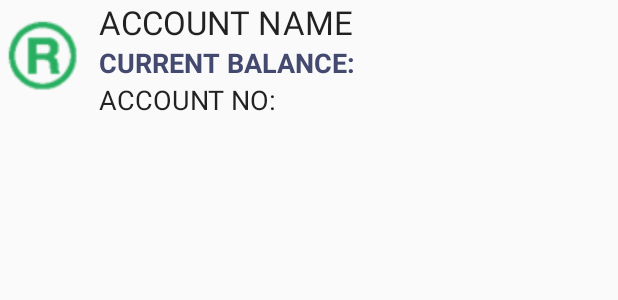
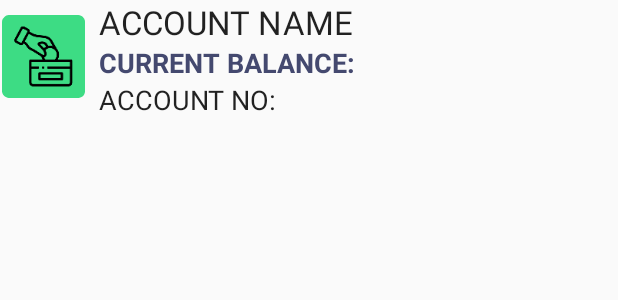
Before and after one commit to smithjrs22/Batman_Bank, an Android app: the layout lst_accounts.xml on its own in the app's theme, with its tools: preview values and no code run, on a phone screen of 412 x 824 dp. Shown: the top 300 px of the screen. Run offline under Robolectric (Android 15) with nearby library versions, the phone set to English and light mode, and no system bars.

Commit message:
acct bln transaction icon on everything except drawer but green background

```diff
--- a/app/src/main/java/com/project/coronabank/Adapters/TransactionAdapter.java
+++ b/app/src/main/java/com/project/coronabank/Adapters/TransactionAdapter.java
@@ -50,9 +50,9 @@ public class TransactionAdapter extends ArrayAdapter<Transaction> {
         txtTransactionTitle.setText(transaction.getTransactionType().toString() + " - " + transaction.getTransactionID());
         txtTransactionTimestamp.setText(transaction.getTimestamp());
         txtTransactionAmount.setText("Amount: $" + String.format("%.2f", transaction.getAmount()));
-
+    //below sets the font color for the transactions list of deposits and transfers
         if (transaction.getTransactionType() == Transaction.TRANSACTION_TYPE.PAYMENT) {
-            imgTransactionIcon.setImageResource(R.drawable.lst_payment_icon);
+            imgTransactionIcon.setImageResource(R.mipmap.icon_deposit);
             txtTransactionInfo.setText("To Payee: " + transaction.getPayee());
             txtTransactionAmount.setTextColor(Color.BLACK);
         } else if (transaction.getTransactionType() == Transaction.TRANSACTION_TYPE.TRANSFER) {
@@ -60,7 +60,6 @@ public class TransactionAdapter extends ArrayAdapter<Transaction> {
             txtTransactionInfo.setText("From: " + transaction.getSendingAccount() + " - " + "To: " + transaction.getDestinationAccount());
             txtTransactionAmount.setTextColor(getContext().getResources().getColor(android.R.color.black));
         } else if (transaction.getTransactionType() == Transaction.TRANSACTION_TYPE.DEPOSIT) {
-            imgTransactionIcon.setImageResource(R.drawable.lst_deposit_icon);
             txtTransactionInfo.setVisibility(View.GONE);
             txtTransactionAmount.setTextColor(getContext().getResources().getColor(android.R.color.black));
         }
--- a/app/src/main/res/layout/lst_accounts.xml
+++ b/app/src/main/res/layout/lst_accounts.xml
@@ -47,5 +47,5 @@
         android:contentDescription="Account Image"
         app:layout_constraintStart_toStartOf="parent"
         app:layout_constraintTop_toTopOf="parent"
-        app:srcCompat="@drawable/lst_account_icon" />
+        app:srcCompat="@mipmap/icon_deposit" />
 </android.support.constraint.ConstraintLayout>
--- a/app/src/main/res/layout/lst_transactions.xml
+++ b/app/src/main/res/layout/lst_transactions.xml
@@ -14,7 +14,7 @@
         app:layout_constraintBottom_toBottomOf="parent"
         app:layout_constraintStart_toStartOf="parent"
         app:layout_constraintTop_toTopOf="parent"
-        app:srcCompat="@drawable/lst_deposit_icon" />
+        app:srcCompat="@mipmap/icon_deposit" />
 
     <TextView
         android:id="@+id/txt_transaction_type_id"
```
Also changed, not shown: app/src/main/lst_deposit_icon-playstore.png (added).
